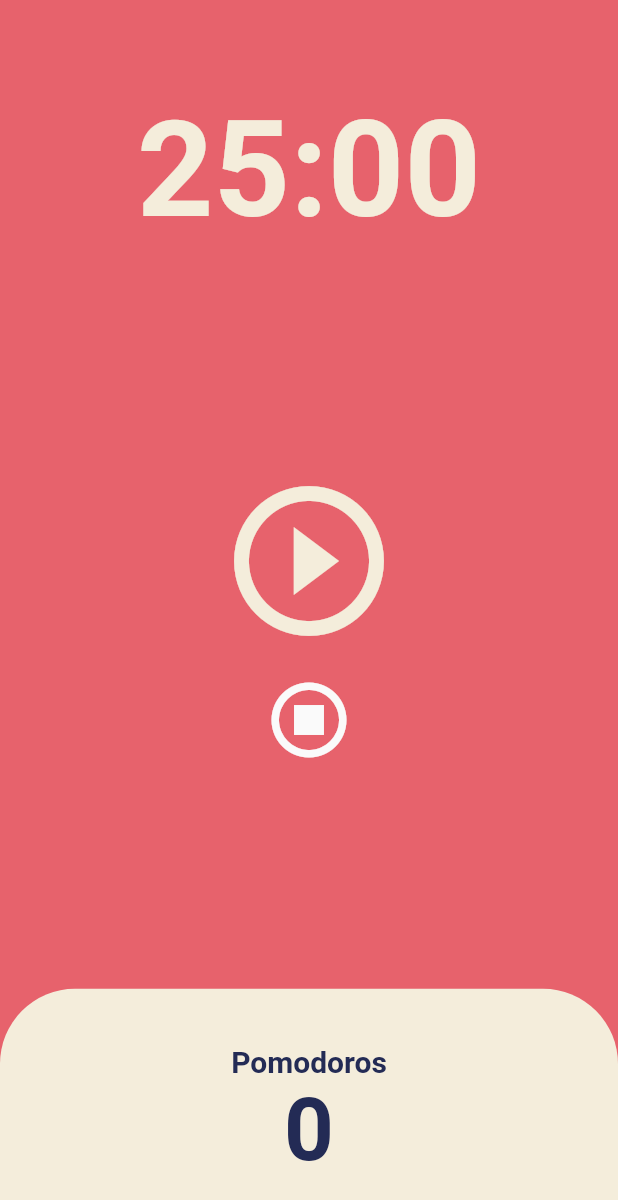
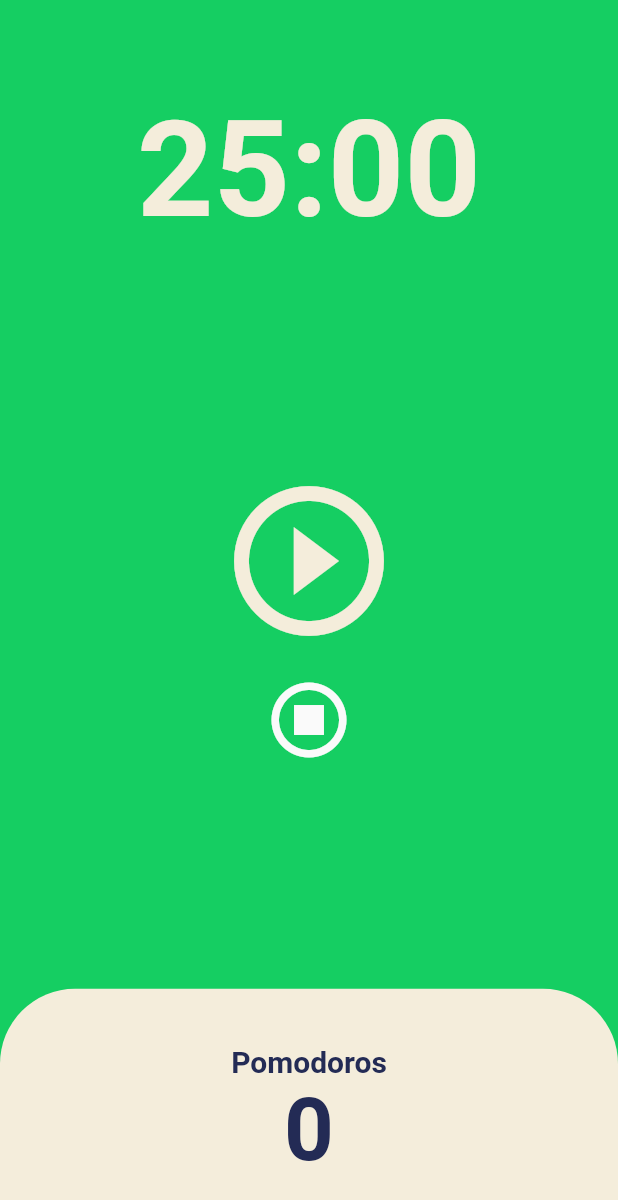
Before and after one commit to singforthe/nico-webtoon-pomodoro, a Flutter app: the screen it shows after launch, on a phone screen of 412 x 824 dp. Shown: the top 1200 px of the screen. Run offline on Flutter 3.47's test engine with Material 2 defaults, Android fonts, the phone set to English and light mode, and no system bars.

Commit message:
Update main.dart

```diff
--- a/lib/main.dart
+++ b/lib/main.dart
@@ -13,7 +13,7 @@ class App extends StatelessWidget {
     return MaterialApp(
       theme: ThemeData(
         colorScheme: ColorScheme.fromSwatch(
-          backgroundColor: const Color(0xFFE7626C),
+          backgroundColor: const Color.fromARGB(255, 21, 206, 98),
         ),
         textTheme: const TextTheme(
           displayLarge: TextStyle(
```
